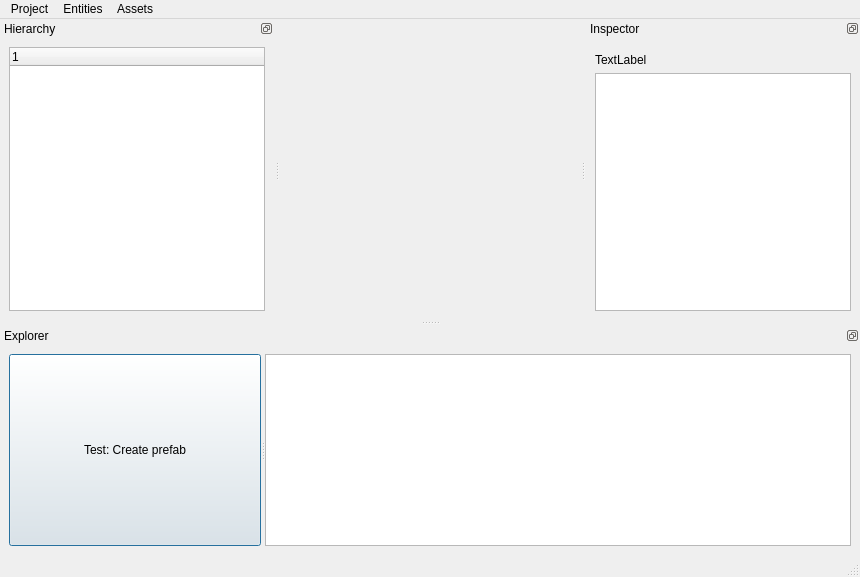
Qt form res/WindowMain.ui (Bang3DEngine/OldBang) before a commit.
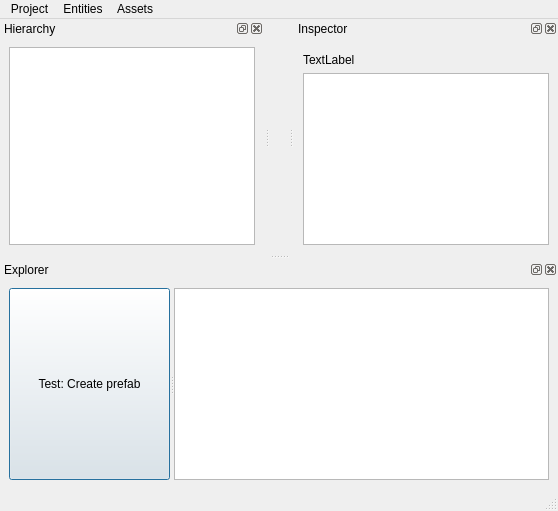
The same form after that commit. Custom widgets are drawn as their Qt base class.

What changed in the file:
```diff
--- a/res/WindowMain.ui
+++ b/res/WindowMain.ui
@@ -9,8 +9,8 @@
    <rect>
     <x>0</x>
     <y>0</y>
-    <width>860</width>
-    <height>577</height>
+    <width>558</width>
+    <height>511</height>
    </rect>
   </property>
   <property name="windowTitle">
@@ -45,8 +45,8 @@
     <rect>
      <x>0</x>
      <y>0</y>
-     <width>860</width>
-     <height>32</height>
+     <width>558</width>
+     <height>25</height>
     </rect>
    </property>
    <property name="nativeMenuBar">
@@ -88,7 +88,7 @@
   <widget class="QStatusBar" name="statusbar"/>
   <widget class="QDockWidget" name="dockHierarchy">
    <property name="features">
-    <set>QDockWidget::DockWidgetFloatable|QDockWidget::DockWidgetMovable</set>
+    <set>QDockWidget::AllDockWidgetFeatures</set>
    </property>
    <property name="allowedAreas">
     <set>Qt::AllDockWidgetAreas</set>
@@ -114,12 +114,36 @@
          <property name="acceptDrops">
           <bool>true</bool>
          </property>
+         <property name="dragEnabled">
+          <bool>true</bool>
+         </property>
+         <property name="dragDropMode">
+          <enum>QAbstractItemView::DragDrop</enum>
+         </property>
+         <property name="defaultDropAction">
+          <enum>Qt::IgnoreAction</enum>
+         </property>
+         <property name="alternatingRowColors">
+          <bool>false</bool>
+         </property>
          <property name="selectionMode">
           <enum>QAbstractItemView::ExtendedSelection</enum>
          </property>
          <property name="selectionBehavior">
           <enum>QAbstractItemView::SelectRows</enum>
          </property>
+         <property name="indentation">
+          <number>10</number>
+         </property>
+         <property name="rootIsDecorated">
+          <bool>true</bool>
+         </property>
+         <property name="animated">
+          <bool>true</bool>
+         </property>
+         <attribute name="headerVisible">
+          <bool>false</bool>
+         </attribute>
          <column>
           <property name="text">
            <string notr="true">1</string>
@@ -137,7 +161,7 @@
     <bool>false</bool>
    </property>
    <property name="features">
-    <set>QDockWidget::DockWidgetFloatable|QDockWidget::DockWidgetMovable</set>
+    <set>QDockWidget::AllDockWidgetFeatures</set>
    </property>
    <property name="allowedAreas">
     <set>Qt::AllDockWidgetAreas</set>
@@ -187,7 +211,7 @@
     </size>
    </property>
    <property name="features">
-    <set>QDockWidget::DockWidgetFloatable|QDockWidget::DockWidgetMovable</set>
+    <set>QDockWidget::AllDockWidgetFeatures</set>
    </property>
    <property name="windowTitle">
     <string>Explorer</string>
```
Left out of the diff: 40 changed lines with no effect on the pictures.
